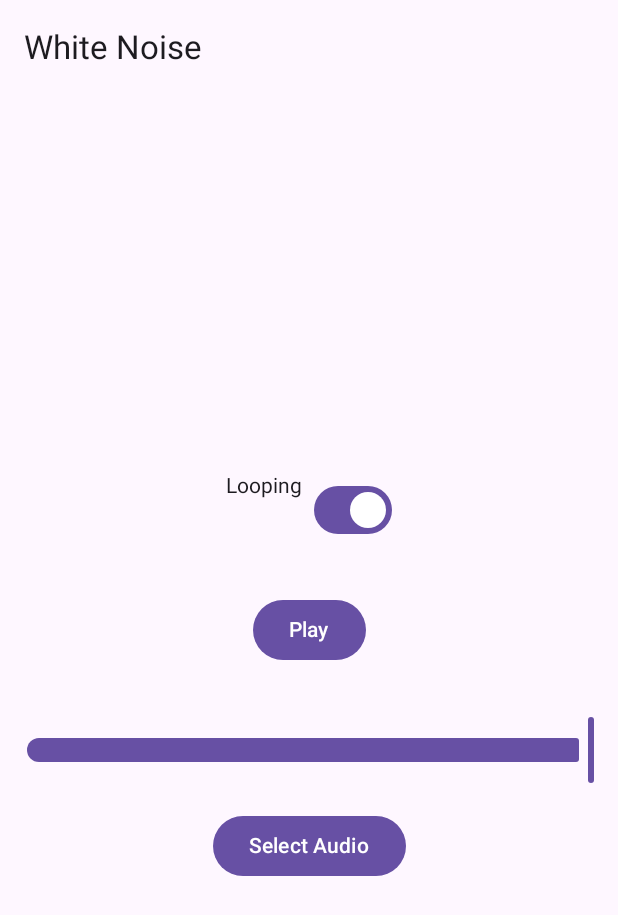
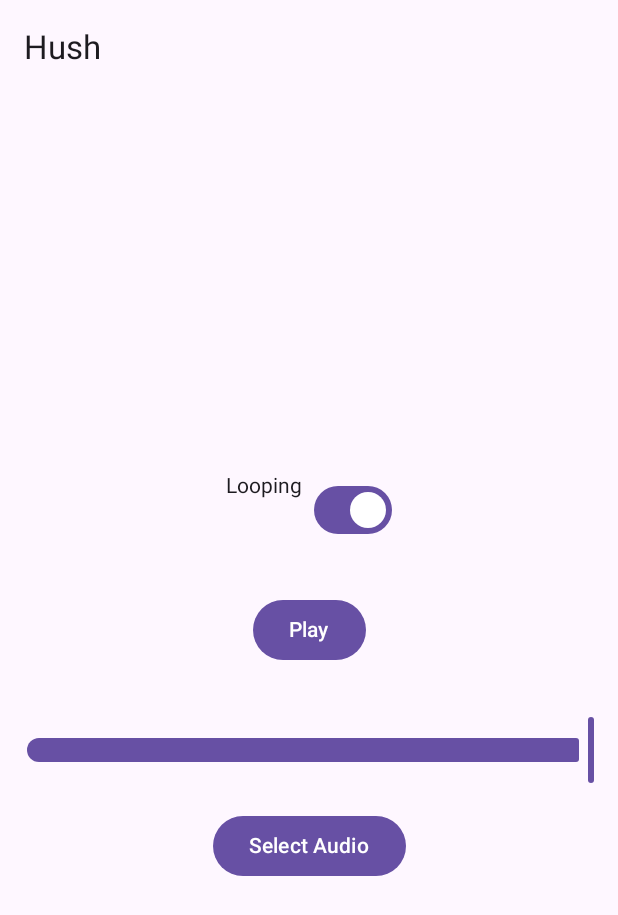
Before and after one commit to annedawson/Hush, an Android app built with Jetpack Compose: the screen it shows after launch (MainActivity), on a phone screen of 412 x 824 dp. Shown: the top 915 px of the screen. Run offline under Robolectric (Android 15) with nearby library versions, the phone set to English and light mode, and no system bars.

Commit message:
Third commit 14/11/2024 - whitenoise.mp3 ready to play by default

```diff
--- a/app/src/main/java/net/annedawson/hush/MainActivity.kt
+++ b/app/src/main/java/net/annedawson/hush/MainActivity.kt
@@ -15,7 +15,6 @@ import androidx.compose.ui.Modifier
 import androidx.compose.ui.platform.LocalContext
 import androidx.compose.ui.unit.dp
 import androidx.activity.compose.rememberLauncherForActivityResult
-import androidx.activity.result.ActivityResult
 import androidx.activity.result.contract.ActivityResultContracts
 import android.app.Activity
 import android.content.Intent
@@ -24,32 +23,50 @@ class MainActivity : ComponentActivity() {
     override fun onCreate(savedInstanceState: Bundle?) {
         super.onCreate(savedInstanceState)
         setContent {
-            WhiteNoiseApp()
+            HushApp()
         }
     }
 }
 
 
 @Composable
-fun WhiteNoiseApp() {
+fun HushApp() {
     Scaffold(
         topBar = {
-            TopAppBar(title = { Text("White Noise") })
+            TopAppBar(title = { Text("Hush") })
         }
     ) { innerPadding ->
-        WhiteNoisePlayer(modifier = Modifier.padding(innerPadding))
+        HushPlayer(modifier = Modifier.padding(innerPadding))
     }
 }
 
 @Composable
-fun WhiteNoisePlayer(modifier: Modifier = Modifier) {
+fun HushPlayer(modifier: Modifier = Modifier) {
     val context = LocalContext.current
     var isPlaying by remember { mutableStateOf(false) }
     var mediaPlayer by remember { mutableStateOf<MediaPlayer?>(null) }
     // val mediaPlayer = remember { MediaPlayer.create(context, R.raw.whitenoise) }
     var sliderPosition by remember { mutableStateOf(1f) }
     var isLooping by remember { mutableStateOf(true) }
-    var selectedAudioUri by remember { mutableStateOf<Uri?>(null) } // Store URI
+    // var selectedAudioUri by remember { mutableStateOf<Uri?>(null) } // Store URI
+
+    // Get the URI of whitenoise.mp3 from raw resources
+    val defaultAudioUri = Uri.parse("android.resource://${context.packageName}/${R.raw.whitenoise}")
+
+    // Initialize selectedAudioUri with the default URI
+    var selectedAudioUri by remember { mutableStateOf<Uri?>(defaultAudioUri) }
+
+    LaunchedEffect(selectedAudioUri) {
+        if (selectedAudioUri != null) {
+            mediaPlayer?.release()
+
+            mediaPlayer = MediaPlayer.create(context, selectedAudioUri).apply {
+                isLooping = isLooping
+                setVolume(sliderPosition, sliderPosition)
+                // You can optionally call prepareAsync() here if needed
+            }
+        }
+    }
 
 
     // Set looping based on the state
```
Also changed, not shown: 1 other file.
